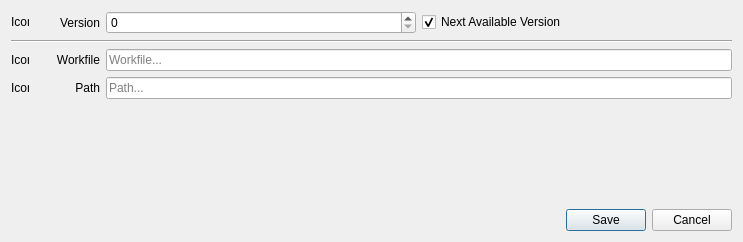
The window that fxquinox/ui/save_workfile.ui (healkeiser/fxquinox) describes before a commit, drawn with Qt 5.
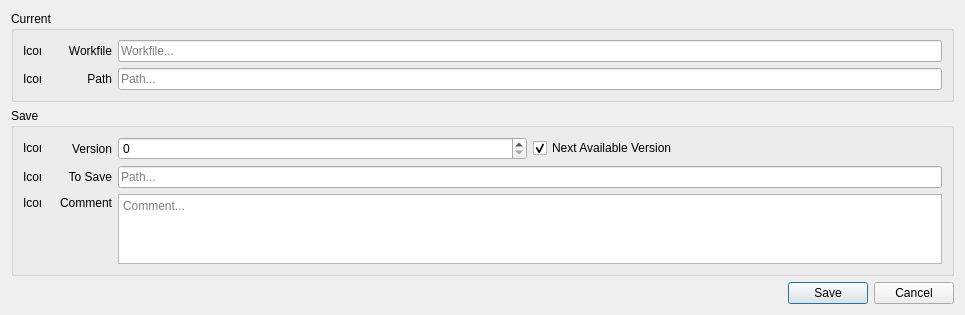
The same window after the commit.

Commit message: Houdini icons updates, Save Workfile Houdini integration, README

Patch:
```diff
--- a/fxquinox/ui/save_workfile.ui
+++ b/fxquinox/ui/save_workfile.ui
@@ -6,8 +6,8 @@
    <rect>
     <x>0</x>
     <y>0</y>
-    <width>743</width>
-    <height>242</height>
+    <width>965</width>
+    <height>294</height>
    </rect>
   </property>
   <property name="windowTitle">
@@ -15,87 +15,11 @@
   </property>
   <layout class="QVBoxLayout" name="verticalLayout">
    <item>
-    <widget class="QFrame" name="frame_version">
-     <property name="frameShape">
-      <enum>QFrame::NoFrame</enum>
+    <widget class="QGroupBox" name="group_box_current">
+     <property name="title">
+      <string>Current</string>
      </property>
-     <property name="frameShadow">
-      <enum>QFrame::Plain</enum>
-     </property>
-     <property name="lineWidth">
-      <number>0</number>
-     </property>
-     <layout class="QHBoxLayout" name="horizontalLayout">
-      <property name="leftMargin">
-       <number>0</number>
-      </property>
-      <property name="topMargin">
-       <number>0</number>
-      </property>
-      <property name="rightMargin">
-       <number>0</number>
-      </property>
-      <property name="bottomMargin">
-       <number>0</number>
-      </property>
-      <item>
-       <widget class="QLabel" name="label_icon_version">
-        <property name="maximumSize">
-         <size>
-          <width>18</width>
-          <height>18</height>
-         </size>
-        </property>
-        <property name="text">
-         <string>Icon</string>
-        </property>
-       </widget>
-      </item>
-      <item>
-       <widget class="QLabel" name="label_version">
-        <property name="minimumSize">
-         <size>
-          <width>65</width>
-          <height>0</height>
-         </size>
-        </property>
-        <property name="maximumSize">
-         <size>
-          <width>65</width>
-          <height>16777215</height>
-         </size>
-        </property>
-        <property name="text">
-         <string>Version</string>
-        </property>
-        <property name="alignment">
-         <set>Qt::AlignRight|Qt::AlignTrailing|Qt::AlignVCenter</set>
-        </property>
-       </widget>
-      </item>
-      <item>
-       <widget class="QSpinBox" name="spinbox_version"/>
-      </item>
-      <item>
-       <widget class="QCheckBox" name="checkbox_next_available_version">
-        <property name="text">
-         <string>Next Available Version</string>
-        </property>
-        <property name="checked">
-         <bool>true</bool>
-        </property>
-       </widget>
-      </item>
-     </layout>
-    </widget>
-   </item>
-   <item>
-    <widget class="Line" name="line">
-     <property name="orientation">
-      <enum>Qt::Horizontal</enum>
-     </property>
-    </widget>
-   </item>
+     <layout class="QVBoxLayout" name="verticalLayout_2">
    <item>
     <widget class="QFrame" name="frame_workfile">
      <property name="frameShape">
@@ -235,6 +159,250 @@
         <property name="placeholderText">
          <string>Path...</string>
         </property>
+          </widget>
+         </item>
+        </layout>
+       </widget>
+      </item>
+     </layout>
+    </widget>
+   </item>
+   <item>
+    <widget class="QGroupBox" name="group_box_save">
+     <property name="title">
+      <string>Save</string>
+     </property>
+     <layout class="QVBoxLayout" name="verticalLayout_3">
+      <item>
+       <widget class="QFrame" name="frame_version">
+        <property name="frameShape">
+         <enum>QFrame::NoFrame</enum>
+        </property>
+        <property name="frameShadow">
+         <enum>QFrame::Plain</enum>
+        </property>
+        <property name="lineWidth">
+         <number>0</number>
+        </property>
+        <layout class="QHBoxLayout" name="horizontalLayout">
+         <property name="leftMargin">
+          <number>0</number>
+         </property>
+         <property name="topMargin">
+          <number>0</number>
+         </property>
+         <property name="rightMargin">
+          <number>0</number>
+         </property>
+         <property name="bottomMargin">
+          <number>0</number>
+         </property>
+         <item>
+          <widget class="QLabel" name="label_icon_version">
+           <property name="maximumSize">
+            <size>
+             <width>18</width>
+             <height>18</height>
+            </size>
+           </property>
+           <property name="text">
+            <string>Icon</string>
+           </property>
+          </widget>
+         </item>
+         <item>
+          <widget class="QLabel" name="label_version">
+           <property name="minimumSize">
+            <size>
+             <width>65</width>
+             <height>0</height>
+            </size>
+           </property>
+           <property name="maximumSize">
+            <size>
+             <width>65</width>
+             <height>16777215</height>
+            </size>
+           </property>
+           <property name="text">
+            <string>Version</string>
+           </property>
+           <property name="alignment">
+            <set>Qt::AlignRight|Qt::AlignTrailing|Qt::AlignVCenter</set>
+           </property>
+          </widget>
+         </item>
+         <item>
+          <widget class="QSpinBox" name="spinbox_version"/>
+         </item>
+         <item>
+          <widget class="QCheckBox" name="checkbox_next_available_version">
+           <property name="text">
+            <string>Next Available Version</string>
+           </property>
+           <property name="checked">
+            <bool>true</bool>
+           </property>
+          </widget>
+         </item>
+        </layout>
+       </widget>
+      </item>
+      <item>
+       <widget class="QFrame" name="frame_to_save">
+        <property name="frameShape">
+         <enum>QFrame::NoFrame</enum>
+        </property>
+        <property name="frameShadow">
+         <enum>QFrame::Plain</enum>
+        </property>
+        <property name="lineWidth">
+         <number>0</number>
+        </property>
+        <layout class="QHBoxLayout" name="horizontalLayout_4">
+         <property name="leftMargin">
+          <number>0</number>
+         </property>
+         <property name="topMargin">
+          <number>0</number>
+         </property>
+         <property name="rightMargin">
+          <number>0</number>
+         </property>
+         <property name="bottomMargin">
+          <number>0</number>
+         </property>
+         <item>
+          <widget class="QLabel" name="label_icon_to_save">
+           <property name="maximumSize">
+            <size>
+             <width>18</width>
+             <height>18</height>
+            </size>
+           </property>
+           <property name="text">
+            <string>Icon</string>
+           </property>
+          </widget>
+         </item>
+         <item>
+          <widget class="QLabel" name="label_to_save">
+           <property name="minimumSize">
+            <size>
+             <width>65</width>
+             <height>0</height>
+            </size>
+           </property>
+           <property name="maximumSize">
+            <size>
+             <width>65</width>
+             <height>16777215</height>
+            </size>
+           </property>
+           <property name="text">
+            <string>To Save</string>
+           </property>
+           <property name="alignment">
+            <set>Qt::AlignRight|Qt::AlignTrailing|Qt::AlignVCenter</set>
+           </property>
+          </widget>
+         </item>
+         <item>
+          <widget class="QLineEdit" name="line_edit_to_save">
+           <property name="readOnly">
+            <bool>true</bool>
+           </property>
+           <property name="placeholderText">
+            <string>Path...</string>
+           </property>
+          </widget>
+         </item>
+        </layout>
+       </widget>
+      </item>
+      <item>
+       <widget class="QFrame" name="frame_comment">
+        <property name="frameShape">
+         <enum>QFrame::NoFrame</enum>
+        </property>
+        <property name="frameShadow">
+         <enum>QFrame::Plain</enum>
+        </property>
+        <property name="lineWidth">
+         <number>0</number>
+        </property>
+        <layout class="QGridLayout" name="gridLayout">
+         <property name="leftMargin">
+          <number>0</number>
+         </property>
+         <property name="topMargin">
+          <number>0</number>
+         </property>
+         <property name="rightMargin">
+          <number>0</number>
+         </property>
+         <property name="bottomMargin">
+          <number>0</number>
+         </property>
+         <item row="0" column="0">
+          <widget class="QLabel" name="label_icon_comment">
+           <property name="maximumSize">
+            <size>
+             <width>18</width>
+             <height>18</height>
+            </size>
+           </property>
+           <property name="text">
+            <string>Icon</string>
+           </property>
+          </widget>
+         </item>
+         <item row="0" column="1">
+          <widget class="QLabel" name="label_comment">
+           <property name="minimumSize">
+            <size>
+             <width>65</width>
+             <height>0</height>
+            </size>
+           </property>
+           <property name="maximumSize">
+            <size>
+             <width>65</width>
+             <height>16777215</height>
+            </size>
+           </property>
+           <property name="text">
+            <string>Comment</string>
+           </property>
+           <property name="alignment">
+            <set>Qt::AlignRight|Qt::AlignTrailing|Qt::AlignVCenter</set>
+           </property>
+          </widget>
+         </item>
+         <item row="0" column="2" rowspan="2">
+          <widget class="QTextEdit" name="text_edit_comment">
+           <property name="placeholderText">
+            <string>Comment...</string>
+           </property>
+          </widget>
+         </item>
+         <item row="1" column="1">
+          <spacer name="verticalSpacer_2">
+           <property name="orientation">
+            <enum>Qt::Vertical</enum>
+           </property>
+           <property name="sizeType">
+            <enum>QSizePolicy::Minimum</enum>
+           </property>
+           <property name="sizeHint" stdset="0">
+            <size>
+             <width>20</width>
+             <height>44</height>
+            </size>
+           </property>
+          </spacer>
+         </item>
+        </layout>
        </widget>
       </item>
      </layout>
```
Lines whose indentation alone changed are shown as unchanged. The commit also changes 25 other files.
